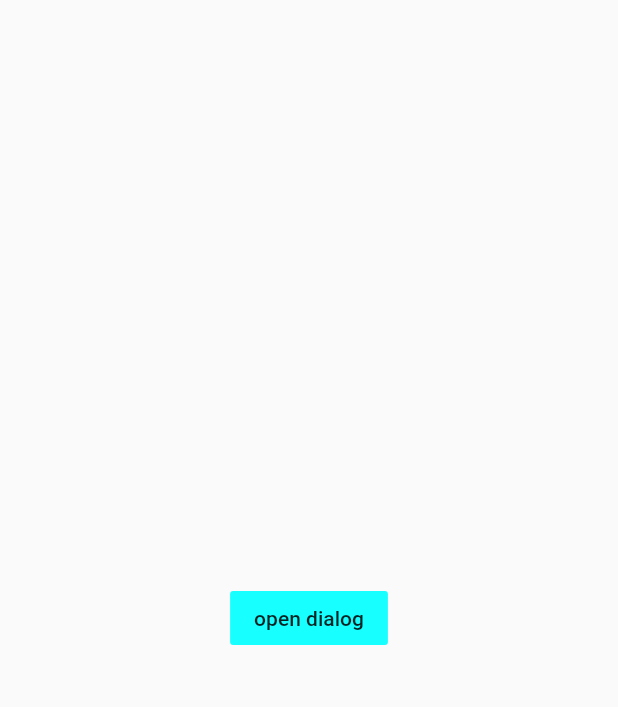
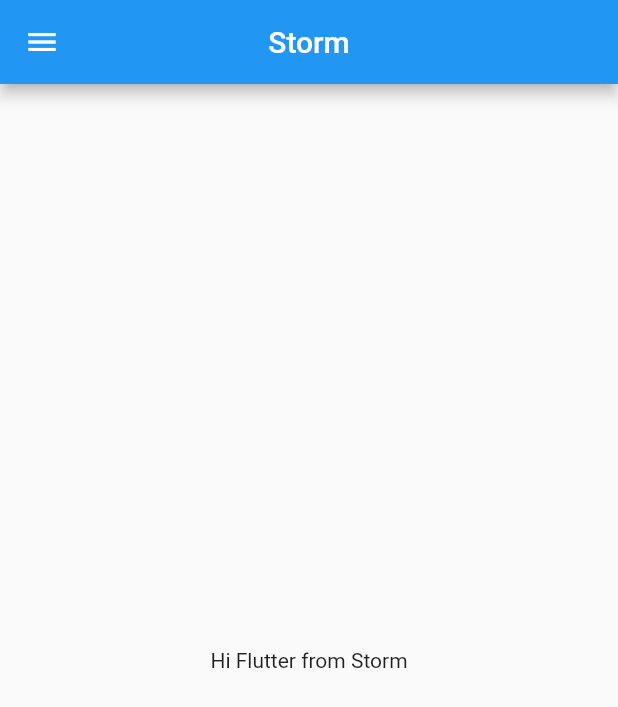
Before and after one commit to Storm099/my_demo8, a Flutter app: the screen it shows after launch, on a phone screen of 412 x 824 dp. Shown: the top 707 px of the screen. Run offline on Flutter 3.47's test engine with Material 2 defaults, Android fonts, the phone set to English and light mode, and no system bars.

```diff
--- a/lib/pages/home_page.dart
+++ b/lib/pages/home_page.dart
@@ -8,44 +8,121 @@ class HomePage extends StatefulWidget {
 }
 
 class _HomePageState extends State<HomePage> {
-  void _openDialog() {
-    showDialog(
-        context: context,
-        builder: (BuildContext context) {
-          return AlertDialog(
-            title: Text("Log Out"),
-            content: Text("Are sure to exit"),
-            actions: [
-              FlatButton(
-                color: Colors.pink,
-                child: Text("cancel"),
-                onPressed: () {
-                  Navigator.of(context).pop();
-                },
-              ),
-              FlatButton(
-                color: Colors.cyanAccent,
-                child: Text("confirm"),
-                onPressed: () {
-                  Navigator.of(context).pop();
-                },
-              )
-            ],
-          );
-        });
-  }
+
 
   @override
   Widget build(BuildContext context) {
     return Scaffold(
+      appBar: AppBar(
+        title: Text("Storm"),
+        centerTitle: true,
+      ),
       body: Center(
-        child: FlatButton(
-          child: Text("open dialog"),
-          color: Colors.cyanAccent,
-          onPressed: () {
-            _openDialog();
-          },
-        ),
+        child: Text("Hi Flutter from Storm"),
+
+      ),
+      drawer: Drawer(
+       child: Column(
+         crossAxisAlignment: CrossAxisAlignment.stretch,
+         children: [
+           Expanded(
+             flex: 2,
+             child: Container(
+               color: Colors.blue,
+               padding: EdgeInsets.all(20),
+               child: Column(
+                 mainAxisAlignment: MainAxisAlignment.center,
+                 crossAxisAlignment: CrossAxisAlignment.start,
+                 children: [
+
+                   Container(
+                     height: 70,
+                     width: 70,
+                     decoration: BoxDecoration(
+                       shape: BoxShape.circle,
+                       image: DecorationImage(
+                         fit: BoxFit.cover,
+                         image: AssetImage("assets/images/mypic2.jpg")
+                       )
+                     ),
+                   ),
+                   Text("Yorqin Abrayev",style: TextStyle(color: Colors.white,fontSize: 18),),
+                   SizedBox(height: 5,),
+                   Text("Yorqinbekabrayev1999@gmail.com",style: TextStyle(color: Colors.white),)
+
+                 ],
+               ),
+
+             ),
+           ),
+
+           Expanded(
+             flex: 4,
+             child: Container(
+               color: Colors.white,
+               child: Column(
+                 children: [
+                   Container(
+                     height: 60,
+                     color: Colors.white,
+                     child: Row(
+                       children: [
+                         Padding(
+                           padding: const EdgeInsets.all(8.0),
+                           child: Icon(
+                             (Icons.home),
+                           ),
+                         ),
+                         SizedBox(width: 10,),
+                         Text("Home")
+
+                       ],
+                     ),
+                   ),
+                   Container(
+                     height: 60,
+                     color: Colors.white,
+                     child: Row(
+                       children: [
+                         Padding(
+                           padding: const EdgeInsets.all(8.0),
+                           child: Icon(
+                             (Icons.account_circle),
+                           ),
+                         ),
+                         SizedBox(width: 10,),
+                         Text("Profile")
+
+                       ],
+                     ),
+                   ),
+                   Container(
+                     height: 60,
+                     color: Colors.white,
+                     child: Row(
+                       children: [
+                         Padding(
+                           padding: const EdgeInsets.all(8.0),
+                           child: Icon(
+                             (Icons.people),
+                           ),
+                         ),
+                         SizedBox(width: 10,),
+                         Text("About us")
+
+                       ],
+                     ),
+                   )
+
+
+                 ],
+               ),
+
+             ),
+           )
+
+         ],
+       ),
       ),
     );
   }
```
Also changed, not shown: assets/images/mypic2.jpg (added).
